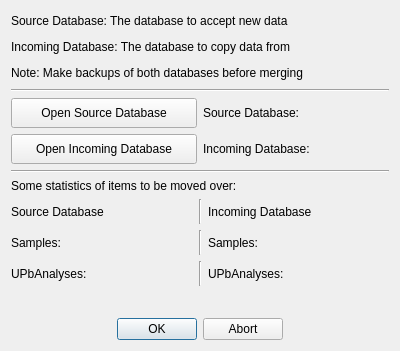
Old version of the form ui/MergeDatabase.ui in the repository kathrynmetcalf/GeoCORK.
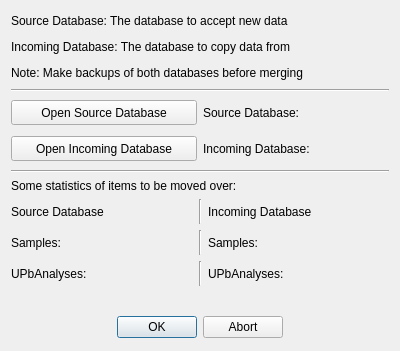
New version of the form.

The edit to the form file:
```diff
--- a/ui/MergeDatabase.ui
+++ b/ui/MergeDatabase.ui
@@ -127,13 +127,13 @@
        <property name="minimumSize">
         <size>
          <width>0</width>
-         <height>30</height>
+         <height>25</height>
         </size>
        </property>
        <property name="maximumSize">
         <size>
          <width>16777215</width>
-         <height>30</height>
+         <height>25</height>
         </size>
        </property>
        <property name="text">
@@ -146,13 +146,13 @@
        <property name="minimumSize">
         <size>
          <width>0</width>
-         <height>30</height>
+         <height>25</height>
         </size>
        </property>
        <property name="maximumSize">
         <size>
          <width>16777215</width>
-         <height>30</height>
+         <height>25</height>
         </size>
        </property>
        <property name="text">
@@ -330,6 +330,18 @@
    </item>
    <item>
     <widget class="QDialogButtonBox" name="buttonBox">
+     <property name="minimumSize">
+      <size>
+       <width>0</width>
+       <height>25</height>
+      </size>
+     </property>
+     <property name="maximumSize">
+      <size>
+       <width>16777215</width>
+       <height>25</height>
+      </size>
+     </property>
      <property name="orientation">
       <enum>Qt::Horizontal</enum>
      </property>
```
